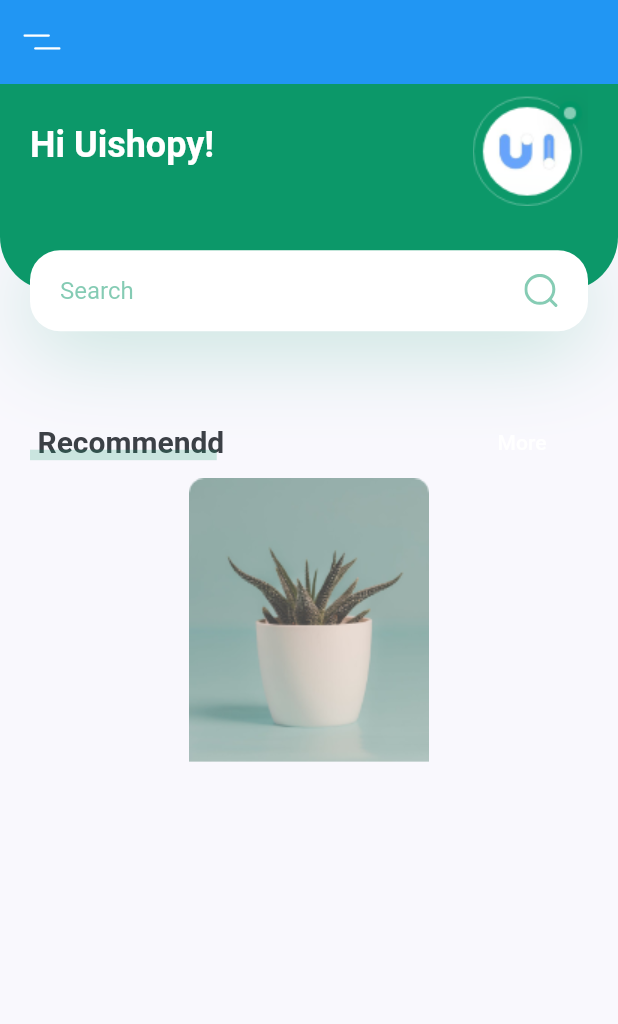
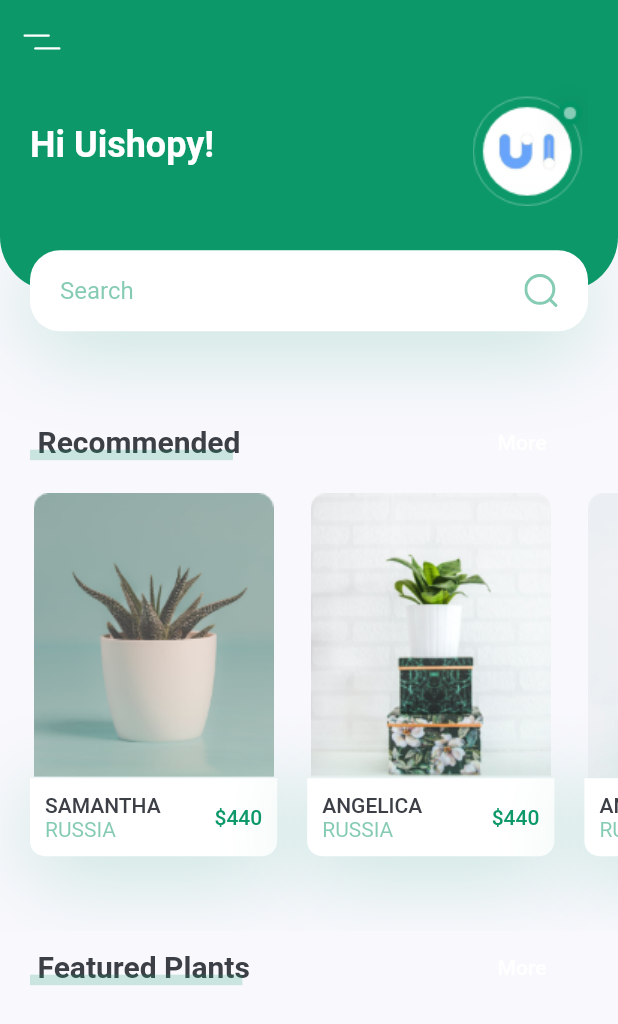
Before and after one commit to MekhrojDoliev/shop_app, a Flutter app: the screen it shows after launch, on a phone screen of 412 x 824 dp. Shown: the top 1024 px of the screen. Run offline on Flutter 3.47's test engine with Material 2 defaults, Android fonts, the phone set to English and light mode, and no system bars; our stand-ins replace flutter_svg.

Commit message:
Recommend Section

```diff
--- a/lib/main.dart
+++ b/lib/main.dart
@@ -4,11 +4,11 @@ import 'package:plant_app/screens/home/home_screen.dart';
 
 
 void main() {
-  runApp(MyApp());
+  runApp(const MyApp());
 }
 
 class MyApp extends StatelessWidget {
-  //const MyApp({Key? key}) : super(key: key);
+  const MyApp({Key? key}) : super(key: key);
 
   // This widget is the root of your application.
   @override
--- a/lib/screens/home/components/body.dart
+++ b/lib/screens/home/components/body.dart
@@ -1,6 +1,7 @@
 import 'package:flutter/material.dart';
-import 'package:flutter_svg/svg.dart';
-import 'package:plant_app/constant.dart';
+//import 'package:flutter_svg/svg.dart';
+//import 'package:plant_app/constant.dart';
+import 'package:plant_app/screens/home/components/recomend_plants.dart';
 import 'package:plant_app/screens/home/components/title_with_more_bbtn.dart';
 
 import 'header_with_seachbox.dart';
@@ -16,18 +17,15 @@ class Body extends StatelessWidget {
         children: <Widget>[
           HeaderWithSearchBox(size: size),
           TitleWithMoreBtn(
-            title: "Recommendd",
+            title: "Recommended",
             press: () {},
           ),
-          //it will cover 40% of width
-          Container(
-            width: size.width * 0.4,
-            child: Column(
-              children: <Widget>[
-                Image.asset("assets/images/image_1.png")
-                ],
-            ),
-          )
+
+          RecomendsPlants(),
+          TitleWithMoreBtn(
+            title: "Featured Plants",
+            press: () {},
+          ),
         ],
       ),
     );
--- /dev/null
+++ b/lib/screens/home/components/recomend_plants.dart
@@ -0,0 +1,122 @@
+import 'package:flutter/material.dart';
+import 'package:plant_app/constant.dart';
+
+
+class RecomendsPlants extends StatelessWidget {
+  const RecomendsPlants({
+    Key? key,
+  }) : super(key: key);
+
+  @override
+  Widget build(BuildContext context) {
+    return SingleChildScrollView(
+      scrollDirection: Axis.horizontal,
+      child: Row(
+        children: <Widget>[
+          RecomendPlantCard(
+            image: "assets/images/image_1.png",
+            title: "Samantha",
+            country: "Russia",
+            price: 440,
+            press: () {},
+          ),
+          RecomendPlantCard(
+            image: "assets/images/image_2.png",
+            title: "Angelica",
+            country: "Russia",
+            price: 440,
+            press: () {},
+          ),
+          RecomendPlantCard(
+            image: "assets/images/image_3.png",
+            title: "Anna",
+            country: "Russia",
+            price: 440,
+            press: () {},
+          ),
+        ],
+      ),
+    );
+  }
+}
+
+class RecomendPlantCard extends StatelessWidget {
+  const RecomendPlantCard({
+    Key? key,
+    required this.image,
+    required this.title,
+    required this.country,
+    required this.price,
+    required this.press,
+  }) : super(key: key);
+
+  final String image, title, country;
+  final int price;
+  final Function press;
+
+  @override
+  Widget build(BuildContext context) {
+    Size size = MediaQuery.of(context).size;
+    return Container(
+      margin: EdgeInsets.only(
+        left: kDefualtPadding,
+        top: kDefualtPadding / 2,
+        bottom: kDefualtPadding * 2.5,
+      ),
+      width: size.width * 0.4,
+      child: Column(
+        children: <Widget>[
+          Image.asset(image),
+          GestureDetector(
+            onTap: press(),
+            child: Container(
+              padding: EdgeInsets.all(kDefualtPadding / 2),
+              decoration: BoxDecoration(
+                color: Colors.white,
+                borderRadius: BorderRadius.only(
+                  bottomLeft: Radius.circular(10),
+                  bottomRight: Radius.circular(10),
+                ),
+                boxShadow: [
+                  BoxShadow(
+                    offset: Offset(0, 10),
+                    blurRadius: 50,
+                    color: kPrimaryColor.withOpacity(0.23),
+                  ),
+                ],
+              ),
+              child: Row(
+                children: <Widget>[
+                  RichText(
+                    text: TextSpan(
+                      children: [
+                        TextSpan(
+                          text: "$title\n".toUpperCase(),
+                          style: Theme.of(context).textTheme.button,
+                        ),
+                        TextSpan(
+                          text: "$country".toUpperCase(),
+                          style: TextStyle(
+                            color: kPrimaryColor.withOpacity(0.5),
+                          ),
+                        ),
+                      ],
+                    ),
+                  ),
+                  Spacer(),
+                  Text(
+                    '\$$price',
+                    style: Theme.of(context)
+                        .textTheme
+                        .button
+                        ?.copyWith(color: kPrimaryColor),
+                  )
+                ],
+              ),
+            ),
+          )
+        ],
+      ),
+    );
+  }
+}
--- a/lib/screens/home/home_screen.dart
+++ b/lib/screens/home/home_screen.dart
@@ -1,5 +1,6 @@
 import 'package:flutter/material.dart';
 import 'package:flutter_svg/svg.dart';
+import 'package:plant_app/constant.dart';
 import 'components/body.dart';
 //import 'package:plant_app/constant.dart';
 
@@ -22,6 +23,7 @@ class HomeScreen extends StatelessWidget {
         icon: SvgPicture.asset("assets/icons/menu.svg"),
         onPressed: () {},
       ),
+      backgroundColor: kPrimaryColor,
     );
   }
 }
```
